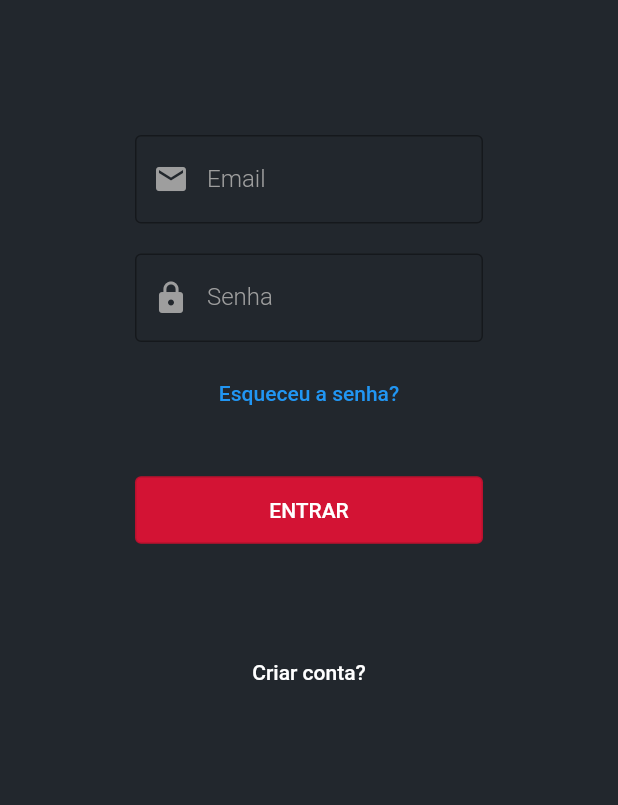
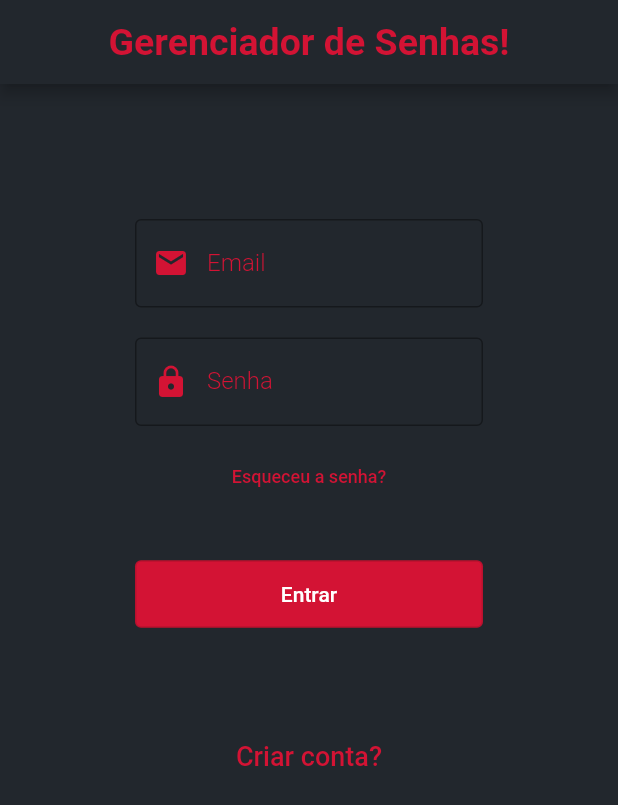
Before and after one commit to diogenes-souza/app-save-passwords, a Flutter app: the screen it shows after launch, on a phone screen of 412 x 824 dp. Shown: the top 805 px of the screen. Run offline on Flutter 3.47's test engine with Material 2 defaults, Android fonts, the phone set to English and light mode, and no system bars; our stand-ins replace cloud_firestore, firebase_auth, firebase_core; accounts and stored records are empty; generated files the repository leaves out were written again.

Commit message:
App Finalizado
App Finalizado

```diff
--- a/lib/pages/loginPage.dart
+++ b/lib/pages/loginPage.dart
@@ -20,11 +20,11 @@ class _LoginPageState extends State<LoginPage> {
   Widget build(BuildContext context) {
     return Scaffold(
 
-      // appBar: AppBar(
-      //   title: const Text('Bem vindo, Salve suas senhas!'),
-      //   centerTitle: true,
-      //   backgroundColor: const Color(0xFF22272D),
-      // ),
+      appBar: AppBar(
+        title: const Text('Gerenciador de Senhas!', style: TextStyle(color:const Color(0xFFD31334), fontSize: 25, fontWeight: FontWeight.bold)),
+        centerTitle: true,
+        backgroundColor: const Color(0xFF22272D),
+      ),
 
       backgroundColor: const Color(0xFF22272D), //#22272D
 
@@ -40,7 +40,17 @@ class _LoginPageState extends State<LoginPage> {
             campoTexto('Senha', txtSenha, Icons.lock, senha: true),
             const SizedBox(height: 10),
 
-            TextButton(onPressed: (){}, child: const Text('Esqueceu a senha?', textAlign: TextAlign.end,)),
+            //TextButton(onPressed: (){}, child: const Text('Esqueceu a senha?', textAlign: TextAlign.end,)),
+            TextButton(
+              style: OutlinedButton.styleFrom(
+                primary: const Color(0xFFD31334), //#D31334
+              ),
+              child: const Text('Esqueceu a senha?', textAlign: TextAlign.end, style: TextStyle(fontSize: 12)),
+              onPressed: () {
+
+              },
+            ),
+
             const SizedBox(height: 30),
 
             OutlinedButton(
@@ -49,7 +59,7 @@ class _LoginPageState extends State<LoginPage> {
                 minimumSize: const Size(200, 45),
                 backgroundColor: const Color(0xFFD31334),
               ),
-              child: const Text('ENTRAR'),
+              child: const Text('Entrar'),
               onPressed: () {
                 login(txtEmail.text, txtSenha.text);
               },
@@ -72,9 +82,9 @@ class _LoginPageState extends State<LoginPage> {
             const SizedBox(height: 40),
             TextButton(
               style: OutlinedButton.styleFrom(
-                primary: Colors.white, //#D31334
+                primary: const Color(0xFFD31334), //#D31334
               ),
-              child: const Text('Criar conta?'),
+              child: const Text('Criar conta?', style: TextStyle(fontSize: 18)),
               onPressed: () {
                 Navigator.pushNamed(context, 'criar_conta');
               },
@@ -94,19 +104,19 @@ class _LoginPageState extends State<LoginPage> {
       controller: controller,
       obscureText: senha != null ? true : false,
       style: const TextStyle(
-        color: Colors.grey,
+        color: const Color(0xFFD31334),
         fontWeight: FontWeight.w300,
       ),
       decoration: InputDecoration(
-        prefixIcon: Icon(icone, color: Colors.grey),
-        prefixIconColor: Colors.grey,
+        prefixIcon: Icon(icone, color: const Color(0xFFD31334)),
+        prefixIconColor: const Color(0xFFD31334),
         labelText: texto,
-        labelStyle: const TextStyle(color: Colors.grey),
+        labelStyle: const TextStyle(color: const Color(0xFFD31334)),
         border: const OutlineInputBorder(),
-        focusColor: Colors.grey,
+        focusColor: const Color(0xFFD31334),
         focusedBorder: const OutlineInputBorder(
           borderSide: BorderSide(
-            color: Colors.grey,
+            color: const Color(0xFFD31334),
             width: 0.0,
           ),
         ),
```
Also changed, not shown: lib/main.dart (+6 -31 lines), lib/pages/criarContaPage.dart (+29 -15 lines), lib/pages/inserirPage.dart (+76 -31 lines), lib/pages/principalPage.dart (+20 -20 lines), flutter_02.png (added).
